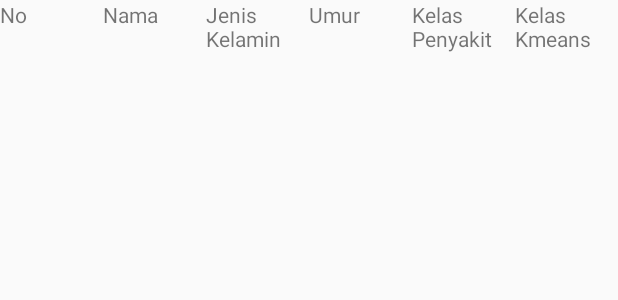
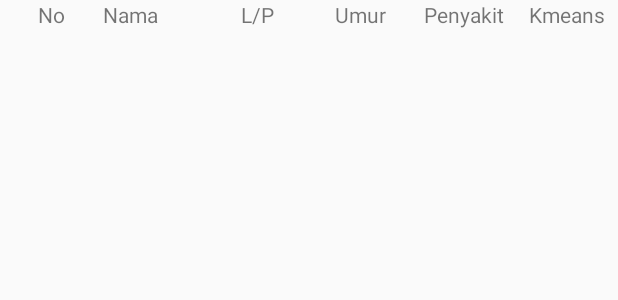
Before and after one commit to muslimmuda15/PulseHearthMonitor, an Android app: the layout grid_pasien.xml on its own in the app's theme, with its tools: preview values and no code run, on a phone screen of 412 x 824 dp. Shown: the top 300 px of the screen. Run offline under Robolectric (Android 15) with nearby library versions, the phone set to English and light mode, and no system bars.

Commit message:
Update Change grid and Name penyakit

```diff
--- a/app/src/main/res/layout/activity_daftar_pasien.xml
+++ b/app/src/main/res/layout/activity_daftar_pasien.xml
@@ -37,7 +37,7 @@
             android:layout_width="0dp"
             android:layout_height="wrap_content"
             android:layout_weight="10"
-            android:text="Jenis Kelamin"
+            android:text="L/P"
             android:textAlignment="center"
             android:textColor="@android:color/white"
             android:textStyle="bold" />
@@ -55,7 +55,7 @@
             android:layout_width="0dp"
             android:layout_height="wrap_content"
             android:layout_weight="10"
-            android:text="Kelas Penyakit"
+            android:text="Penyakit"
             android:textAlignment="center"
             android:textColor="@android:color/white"
             android:textStyle="bold" />
@@ -64,7 +64,7 @@
             android:layout_width="0dp"
             android:layout_height="wrap_content"
             android:layout_weight="10"
-            android:text="Kelas KMeans"
+            android:text="K-Means"
             android:textAlignment="center"
             android:textColor="@android:color/white"
             android:textStyle="bold" />
--- a/app/src/main/res/layout/grid_pasien.xml
+++ b/app/src/main/res/layout/grid_pasien.xml
@@ -10,6 +10,7 @@
         android:layout_width="0dp"
         android:layout_height="wrap_content"
         android:layout_weight="1"
+        android:gravity="center_horizontal"
         android:text="No" />
     <TextView
         android:id="@+id/nama"
@@ -23,13 +24,15 @@
         android:layout_width="0dp"
         android:layout_height="wrap_content"
         android:layout_weight="1"
-        android:text="Jenis Kelamin" />
+        android:gravity="center_horizontal"
+        android:text="L/P" />
 
     <TextView
         android:id="@+id/umur"
         android:layout_width="0dp"
         android:layout_height="wrap_content"
         android:layout_weight="1"
+        android:gravity="center_horizontal"
         android:text="Umur" />
 
     <TextView
@@ -37,13 +40,15 @@
         android:layout_width="0dp"
         android:layout_height="wrap_content"
         android:layout_weight="1"
-        android:text="Kelas Penyakit" />
+        android:gravity="center_horizontal"
+        android:text="Penyakit" />
 
     <TextView
         android:id="@+id/kelas_kmeans"
         android:layout_width="0dp"
         android:layout_height="wrap_content"
         android:layout_weight="1"
-        android:text="Kelas Kmeans" />
+        android:gravity="center_horizontal"
+        android:text="Kmeans" />
 
 </LinearLayout>
```
Also changed, not shown: app/src/main/java/erris/pulsesensor/TambahPasien.java (+4 -4 lines).
